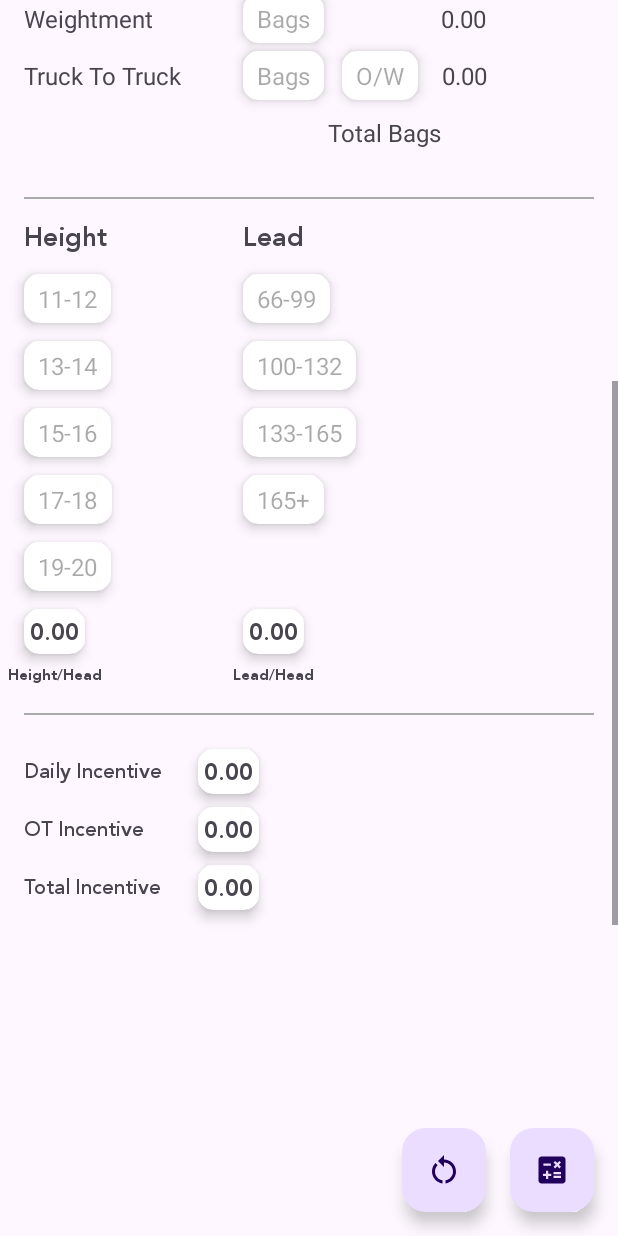
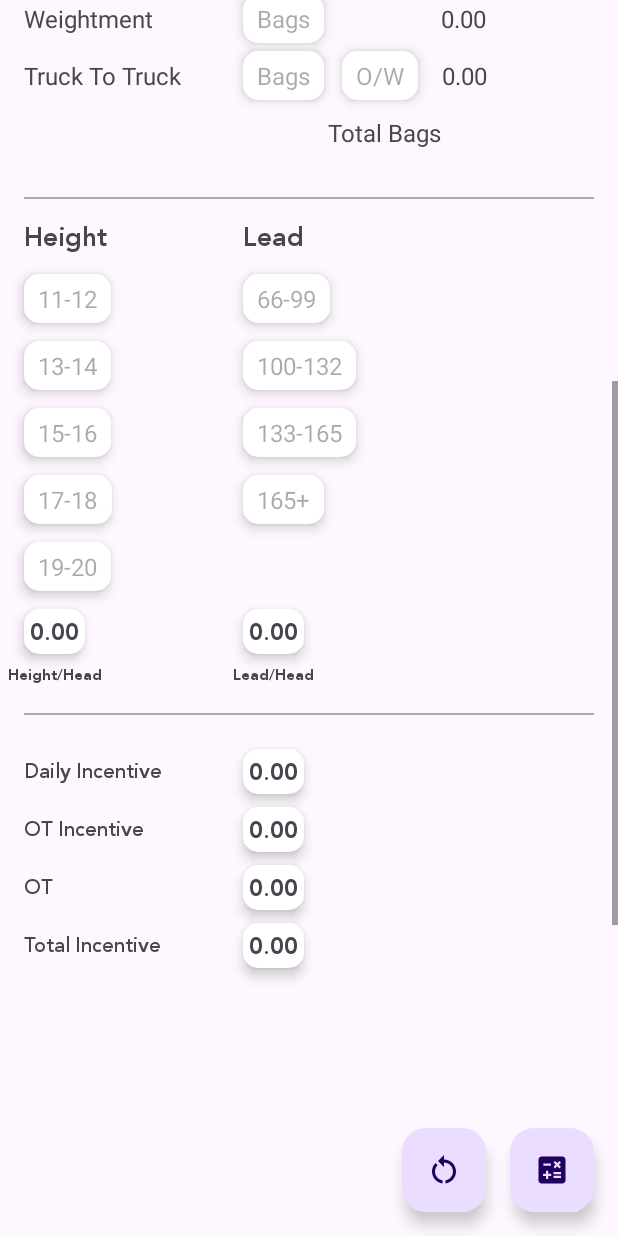
Before and after one commit to 1719pankaj/OC, an Android app: the CalcFragment screen opened through its navigation route, scrolled down 576 dp, on a phone screen of 412 x 824 dp. Run offline under Robolectric (Android 15) with nearby library versions, the phone set to English and light mode, and no system bars; 1 statement that could not run was skipped.

Commit message:
kinda done

```diff
--- a/app/src/main/java/com/example/oc/calculators/LeadCalc.kt
+++ b/app/src/main/java/com/example/oc/calculators/LeadCalc.kt
@@ -12,7 +12,6 @@ class LeadCalc {
             CnN.LTotal = CnN.L66_99 * RnN.L66_99 + CnN.L100_132 * RnN.L100_132 + CnN.L133_165 * RnN.L133_165 + CnN.L165Av * RnN.L165Av
 
             binding.leadTotalTV.text = (CnN.LTotal/CnN.HeadCount).roundToTwoDecimalPlaces().toString()
-
         }
 
 
--- a/app/src/main/java/com/example/oc/calculators/SlabCalc.kt
+++ b/app/src/main/java/com/example/oc/calculators/SlabCalc.kt
@@ -25,7 +25,6 @@ class SlabCalc {
 
         }
 
-
         private fun dailyIncentiveCalc() {
             if (CnN.DailyBags > RnN.DailyNorms) {
                 CnN.DailyAboveNorms = CnN.DailyBags - RnN.DailyNorms
@@ -44,9 +43,10 @@ class SlabCalc {
         }
 
         private fun otIncentiveCalc() {
+            CnN.OtWithinNorms = CnN.OtHours * RnN.perHourTotal
             if(CnN.OtHourBags > RnN.OTNomrs * CnN.OtHours) {
                 CnN.OtAboveNorms = CnN.OtHourBags - RnN.OTNomrs * CnN.OtHours
-                CnN.OtWithinNorms = RnN.OTNomrs * CnN.OtHours
+
 
                 val otBags = CnN.OtAboveNorms
                 val valuePerVariable = 5 * CnN.OtHours
--- a/app/src/main/java/com/example/oc/data/CnN.kt
+++ b/app/src/main/java/com/example/oc/data/CnN.kt
@@ -79,6 +79,8 @@ class CnN {
 
             DailyWithinNorms = 0.0
             DailyAboveNorms = 0.0
+            OtWithinNorms = 0.0
+            OtAboveNorms = 0.0
 
             TotalBags = 0.0
             PerHeadBags = 0.0
--- a/app/src/main/java/com/example/oc/fragment/CalcFragment.kt
+++ b/app/src/main/java/com/example/oc/fragment/CalcFragment.kt
@@ -285,10 +285,11 @@ class CalcFragment : Fragment(),  DatePickerDialog.OnDateSetListener {
         binding.o3.text = CnN.OtThirdSlabBags.roundToTwoDecimalPlaces().toString()
         binding.o4.text = CnN.OtFourthSlabBags.roundToTwoDecimalPlaces().toString()
 
-        CnN.TotalIncentive = CnN.OtIncentive + CnN.DailyIncentive
+        CnN.TotalIncentive = CnN.OtIncentive + CnN.DailyIncentive + CnN.OtWithinNorms
 
         binding.otIncentiveTotalTV.text  = CnN.OtIncentive.roundToTwoDecimalPlaces().toString()
         binding.dailyIncentiveTotalTV.text = CnN.DailyIncentive.roundToTwoDecimalPlaces().toString()
+        binding.otTotalTV.text = CnN.OtWithinNorms.roundToTwoDecimalPlaces().toString()
         binding.totalIncentiveTotalTV.text = CnN.TotalIncentive.roundToTwoDecimalPlaces().toString()
 
     }
@@ -428,6 +429,7 @@ class CalcFragment : Fragment(),  DatePickerDialog.OnDateSetListener {
         binding.leadTotalTV.text = 0.0.toString()
         binding.dailyIncentiveTotalTV.text = 0.0.toString()
         binding.otIncentiveTotalTV.text = 0.0.toString()
+        binding.otTotalTV.text = 0.0.toString()
         binding.totalIncentiveTotalTV.text = 0.0.toString()
     }
 
--- a/app/src/main/res/layout/fragment_calc.xml
+++ b/app/src/main/res/layout/fragment_calc.xml
@@ -1525,11 +1525,10 @@
                 android:id="@+id/daily_incentive_total_card_view"
                 android:layout_width="wrap_content"
                 android:layout_height="wrap_content"
-                android:layout_marginStart="16dp"
                 app:cardCornerRadius="10dp"
                 app:cardElevation="5dp"
                 app:layout_constraintBottom_toBottomOf="@+id/daily_incentive_total_labTV"
-                app:layout_constraintStart_toEndOf="@id/daily_incentive_total_labTV"
+                app:layout_constraintStart_toEndOf="@id/guideline2"
                 app:layout_constraintTop_toTopOf="@id/daily_incentive_total_labTV"
                 >
                 <TextView
@@ -1564,11 +1563,10 @@
                 android:id="@+id/ot_incentive_total_card_view"
                 android:layout_width="wrap_content"
                 android:layout_height="wrap_content"
-                android:layout_marginStart="16dp"
                 app:cardCornerRadius="10dp"
                 app:cardElevation="5dp"
                 app:layout_constraintBottom_toBottomOf="@+id/ot_incentive_total_labTV"
-                app:layout_constraintStart_toEndOf="@id/ot_incentive_total_labTV"
+                app:layout_constraintStart_toEndOf="@id/guideline2"
                 app:layout_constraintTop_toTopOf="@id/ot_incentive_total_labTV"
                 >
                 <TextView
@@ -1599,16 +1597,54 @@
                 app:layout_constraintStart_toStartOf="parent"
                 app:layout_constraintTop_toBottomOf="@id/daily_incentive_total_labTV" />
 
+            <androidx.cardview.widget.CardView
+                android:id="@+id/ot_total_card_view"
+                android:layout_width="wrap_content"
+                android:layout_height="wrap_content"
+                app:cardCornerRadius="10dp"
+                app:cardElevation="5dp"
+                app:layout_constraintBottom_toBottomOf="@+id/ot_total_labTV"
+                app:layout_constraintStart_toEndOf="@id/guideline2"
+                app:layout_constraintTop_toTopOf="@id/ot_total_labTV"
+                >
+                <TextView
+                    android:id="@+id/ot_totalTV"
+                    android:layout_width="wrap_content"
+                    android:layout_height="wrap_content"
+                    android:text="0.00"
+                    android:paddingStart="4dp"
+                    android:paddingEnd="4dp"
+                    android:fontFamily="@font/janna_lt_bold"
+                    android:textSize="16sp"
+                    app:layout_constraintBottom_toBottomOf="parent"
+                    app:layout_constraintEnd_toEndOf="parent"
+                    app:layout_constraintStart_toStartOf="parent"
+                    app:layout_constraintTop_toTopOf="parent"/>
+
+            </androidx.cardview.widget.CardView>
+
+            <TextView
+                android:id="@+id/ot_total_labTV"
+                android:layout_width="100dp"
+                android:layout_height="wrap_content"
+                android:layout_marginTop="12dp"
+                android:layout_marginStart="16dp"
+                android:text="OT"
+                android:fontFamily="@font/janna_lt_bold"
+                android:textSize="14sp"
+                app:layout_constraintStart_toStartOf="parent"
+                app:layout_constraintTop_toBottomOf="@id/ot_incentive_total_labTV" />
+
 
             <androidx.cardview.widget.CardView
                 android:id="@+id/total_incentive_total_card_view"
                 android:layout_width="wrap_content"
                 android:layout_height="wrap_content"
-                android:layout_marginStart="16dp"
+
                 app:cardCornerRadius="10dp"
                 app:cardElevation="5dp"
                 app:layout_constraintBottom_toBottomOf="@+id/total_incentive_total_labTV"
-                app:layout_constraintStart_toEndOf="@id/total_incentive_total_labTV"
+                app:layout_constraintStart_toEndOf="@id/guideline2"
                 app:layout_constraintTop_toTopOf="@id/total_incentive_total_labTV"
                 >
                 <TextView
@@ -1631,13 +1667,13 @@
                 android:id="@+id/total_incentive_total_labTV"
                 android:layout_width="100dp"
                 android:layout_height="wrap_content"
+                android:layout_marginStart="16dp"
                 android:layout_marginTop="12dp"
-                android:layout_marginStart="16dp"
+                android:fontFamily="@font/janna_lt_bold"
                 android:text="Total Incentive"
-                android:fontFamily="@font/janna_lt_bold"
                 android:textSize="14sp"
                 app:layout_constraintStart_toStartOf="parent"
-                app:layout_constraintTop_toBottomOf="@id/ot_incentive_total_labTV" />
+                app:layout_constraintTop_toBottomOf="@id/ot_total_labTV" />
 
 
 
@@ -1668,9 +1704,9 @@
                 android:id="@+id/dailyTV"
                 android:layout_width="wrap_content"
                 android:layout_height="wrap_content"
-                android:layout_marginTop="160dp"
-                app:layout_constraintStart_toStartOf="parent"
-                app:layout_constraintTop_toBottomOf="@+id/divider_the_second" />
+                android:layout_marginTop="16dp"
+                app:layout_constraintStart_toStartOf="parent"
+                app:layout_constraintTop_toBottomOf="@+id/total_incentive_total_labTV" />
 
             <TextView
                 android:id="@+id/overTV"
```
